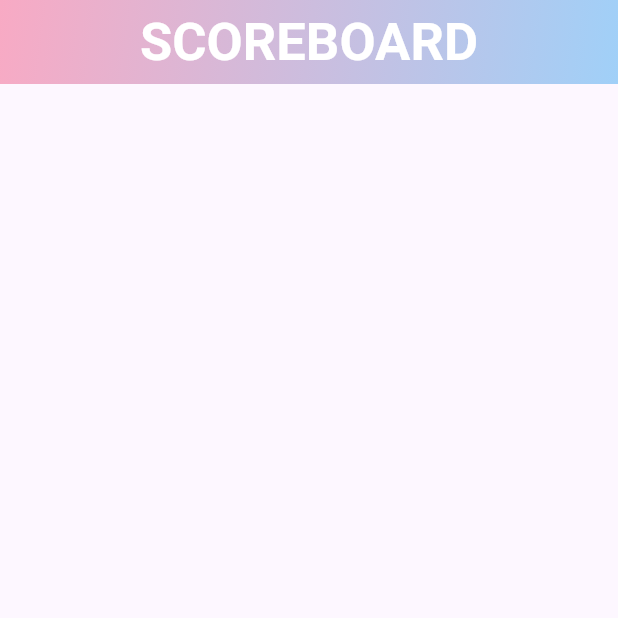
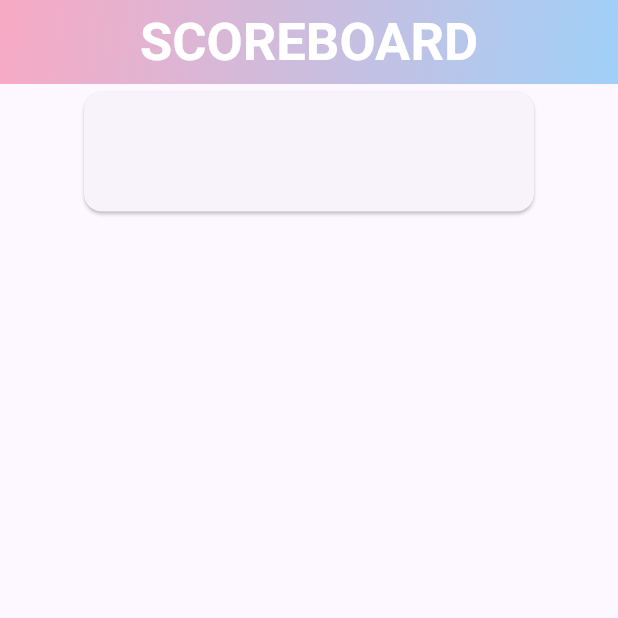
Before and after one commit to Chlunidia/Scoreboard, a Flutter app: the screen it shows after launch, on a phone screen of 412 x 824 dp, the top half of it. Run offline on Flutter 3.47's test engine with Material 2 defaults, Android fonts, the phone set to English and light mode, and no system bars.

Commit message:
Menambahkan widget SizedBox

```diff
--- a/lib/main.dart
+++ b/lib/main.dart
@@ -60,7 +60,11 @@ class _ScoreBoard1State extends State<ScoreBoard1> {
     return const Padding(
       padding: EdgeInsets.all(1),
       child: Center(
-        child: Card(),
+        child: Card(
+          child: SizedBox(
+            width: 300,
+            height: 80,),
+        ),
       ),
     );
   }
```
